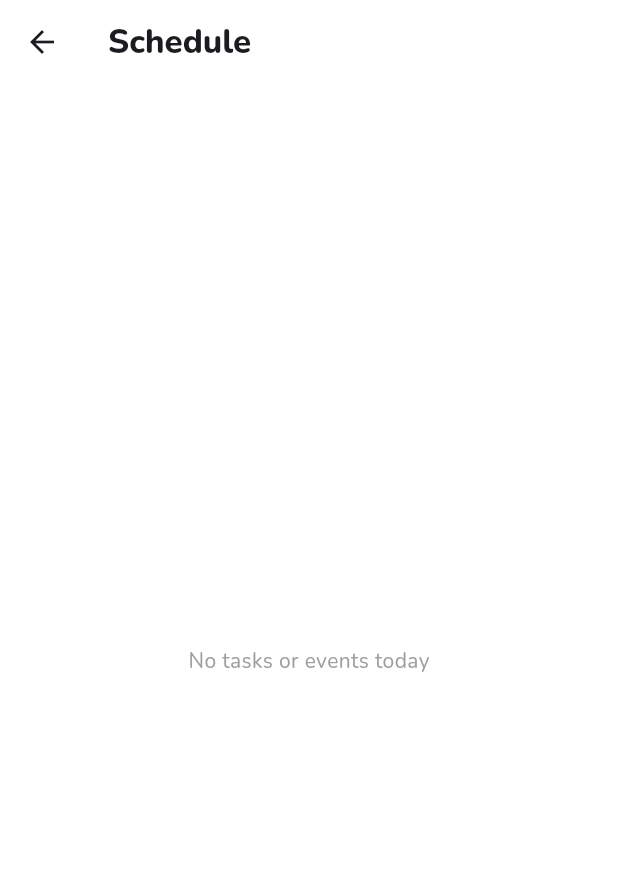
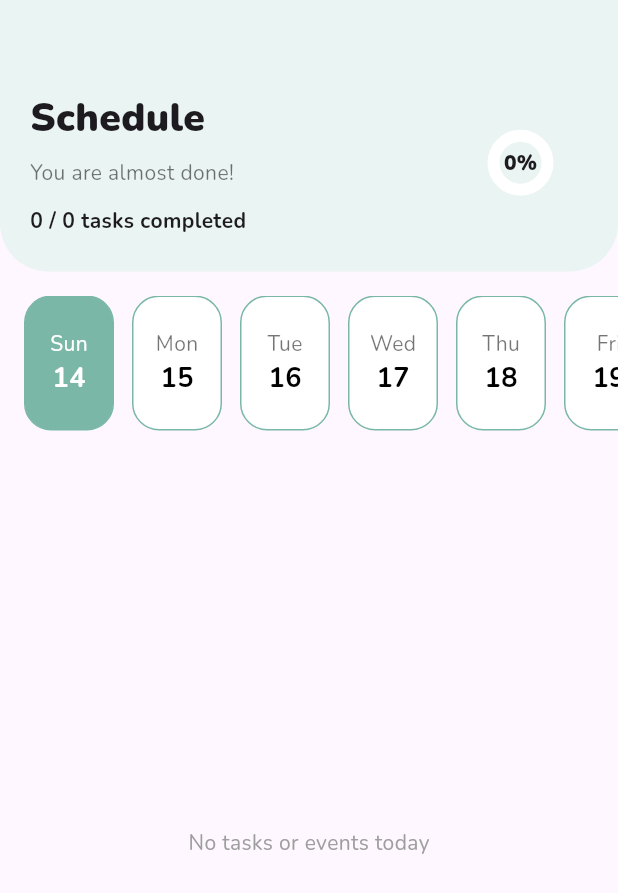
Before and after one commit to kartikkumarofficial/elder_care, a Flutter app: the ScheduleScreen widget shown alone on an empty page, opened directly, on a phone screen of 412 x 824 dp. Shown: the top 893 px of the screen. Run offline on Flutter 3.47's test engine with Material 3 defaults, Android fonts, the light colour scheme and no system bars; our stand-ins replace audioplayers, battery_plus, date_picker_timeline, file_picker, firebase_core, firebase_messaging and 13 more; missing offline and left inert: day_night_time_picker; accounts and stored records are empty; generated files the repository leaves out were written again.

Commit message:
feat: Redesign Schedule screen with progress tracking and date selector
This commit completely redesigns the Care Receiver's "Schedule" screen, transforming it from a simple list into a full-featured view with progress tracking and a date selector. The UI is now more interactive and visually informative.

- **Schedule Screen Redesign (`schedule_screen.dart`):**
    - The previous simple `AppBar` and list view have been replaced with a more modern, integrated layout.
    - A new dynamic header has been added, featuring a circular progress indicator that shows the percentage of completed tasks for the selected day.
    - The header also displays the total vs. completed task count (e.g., "5 / 7 tasks completed").
    - A horizontal, 7-day date selector has been introduced below the header, allowing the user to view the schedule for different days.

- **Controller Enhancements (`schedule_controller.dart`):**
    - Added `totalCount` and `completedCount` getters to calculate schedule progress based on the current time.
    - A new `selectedDate` observable was added to manage the state for the new date selector, with logic to reload data when a new date is chosen.

- **Code Cleanup (`schedule_card.dart`):**
    - Removed an unused `receiverIdOverride` property that was being passed when navigating to the screen.

```diff
--- a/lib/modules/care_receiver/controllers/schedule_controller.dart
+++ b/lib/modules/care_receiver/controllers/schedule_controller.dart
@@ -12,9 +12,19 @@ class ScheduleController extends GetxController {
 
   final RxList<TimelineItem> timeline = <TimelineItem>[].obs;
   final RxBool loading = false.obs;
+  int get totalCount => timeline.length;
+
+  int get completedCount {
+    final nowTime = DateTime.now();
+    return timeline.where((e) => e.time.isBefore(nowTime)).length;
+  }
+
+
 
   final Rx<DateTime> now = DateTime.now().obs;
   Timer? _timer;
+  final selectedDate = DateTime.now().obs;
+
 
   @override
   void onInit() {
--- a/lib/modules/care_receiver/views/schedule_screen.dart
+++ b/lib/modules/care_receiver/views/schedule_screen.dart
@@ -2,6 +2,7 @@ import 'package:flutter/material.dart';
 import 'package:get/get.dart';
 import 'package:get/get_core/src/get_main.dart';
 import 'package:google_fonts/google_fonts.dart';
+import 'package:intl/intl.dart';
 
 import '../../../app/utils/sound_utils.dart';
 import '../../../core/models/timeline_item.dart';
@@ -26,19 +27,24 @@ class _ScheduleScreenState extends State<ScheduleScreen> {
 
   @override
   Widget build(BuildContext context) {
-    return Scaffold(
-      backgroundColor: Colors.white,
-      appBar: AppBar(
-        title: Text(
-          'Schedule',
-          style: GoogleFonts.nunito(fontWeight: FontWeight.w800),
+    return Obx(() {
+      return Column(
+        children: [
+          scheduleHeader(
+            completed: controller.completedCount,
+            total: controller.totalCount,
           ),
-        backgroundColor: Colors.white,
-        elevation: 0,
-      ),
-      body: _scheduleBody(),
+
+          const SizedBox(height: 16),
+          dateSelector(controller),
+
+          const SizedBox(height: 12),
+          Expanded(child: _scheduleBody()),
+        ],
       );
-  }
+    });}
+
+
 
     // ─────────────────────────────────────────────
     // BODY
@@ -186,3 +192,134 @@ class _ScheduleScreenState extends State<ScheduleScreen> {
       );
     }
   }
+
+
+
+  Widget scheduleHeader({
+    required int completed,
+    required int total,
+  }) {
+    final percent = total == 0 ? 0.0 : completed / total;
+
+    return Container(
+      padding: const EdgeInsets.fromLTRB(20, 60, 20, 24),
+      decoration: const BoxDecoration(
+        color: Color(0xFFEAF4F2),
+        borderRadius: BorderRadius.vertical(
+          bottom: Radius.circular(32),
+        ),
+      ),
+      child: Row(
+        children: [
+          // LEFT
+          Expanded(
+            child: Column(
+              crossAxisAlignment: CrossAxisAlignment.start,
+              children: [
+                Text(
+                  "Schedule",
+                  style: GoogleFonts.nunito(
+                    fontSize: 26,
+                    fontWeight: FontWeight.w900,
+                  ),
+                ),
+                const SizedBox(height: 8),
+                Text(
+                  "You are almost done!",
+                  style: GoogleFonts.nunito(
+                    color: Colors.black54,
+                  ),
+                ),
+                const SizedBox(height: 12),
+                Text(
+                  "$completed / $total tasks completed",
+                  style: GoogleFonts.nunito(
+                    fontWeight: FontWeight.w700,
+                  ),
+                ),
+              ],
+            ),
+          ),
+
+          // RIGHT (CIRCULAR PROGRESS)
+          SizedBox(
+            height: 90,
+            width: 90,
+            child: Stack(
+              alignment: Alignment.center,
+              children: [
+                CircularProgressIndicator(
+                  value: percent,
+                  strokeWidth: 8,
+                  backgroundColor: Colors.white,
+                  color: kTeal,
+                ),
+                Text(
+                  "${(percent * 100).round()}%",
+                  style: GoogleFonts.nunito(
+                    fontWeight: FontWeight.w900,
+                  ),
+                ),
+              ],
+            ),
+          ),
+        ],
+      ),
+    );
+  }
+
+
+  Widget dateSelector(ScheduleController controller) {
+
+    final today = DateTime.now();
+
+
+    return SizedBox(
+      height: 90,
+      child: ListView.builder(
+        scrollDirection: Axis.horizontal,
+        padding: const EdgeInsets.symmetric(horizontal: 16),
+        itemCount: 7,
+        itemBuilder: (_, i) {
+          final date = today.add(Duration(days: i));
+          final isSelected =
+              controller.selectedDate.value.day == date.day;
+
+          return GestureDetector(
+            onTap: () {
+              controller.selectedDate.value = date;
+              controller.loadForCurrentUser(date);
+            },
+            child: Container(
+              width: 60,
+              margin: const EdgeInsets.only(right: 12),
+              decoration: BoxDecoration(
+                color: isSelected ? kTeal : Colors.white,
+                borderRadius: BorderRadius.circular(18),
+                border: Border.all(color: kTeal),
+              ),
+              child: Column(
+                mainAxisAlignment: MainAxisAlignment.center,
+                children: [
+                  Text(
+                    DateFormat.E().format(date),
+                    style: GoogleFonts.nunito(
+                      color: isSelected ? Colors.white : Colors.black54,
+                    ),
+                  ),
+                  Text(
+                    date.day.toString(),
+                    style: GoogleFonts.nunito(
+                      fontSize: 18,
+                      fontWeight: FontWeight.bold,
+                      color: isSelected ? Colors.white : Colors.black,
+                    ),
+                  ),
+                ],
+              ),
+            ),
+          );
+        },
+      ),
+    );
+  }
--- a/lib/modules/care_receiver/widgets/schedule_card.dart
+++ b/lib/modules/care_receiver/widgets/schedule_card.dart
@@ -17,7 +17,8 @@ Widget buildScheduleCard({
         borderRadius: BorderRadius.circular(20),
         onTap: () {
           Get.to(() => ScheduleScreen(
-            receiverIdOverride: receiverId,
+
+            // receiverIdOverride: receiverId,
           ));
         },
         child: Padding(
```
Lines whose indentation alone changed are shown as unchanged.
